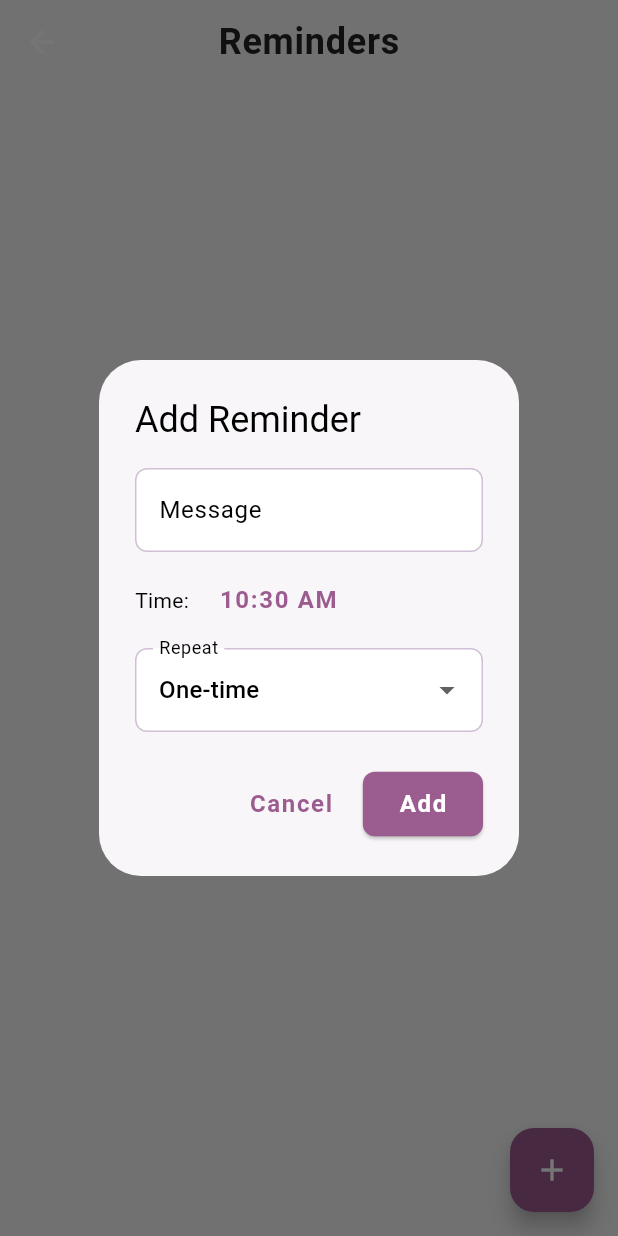
After one commit to Cozmorry/StepWise, a Flutter app: the RemindersPage screen opened by its route, after a tap on the "add" icon, on a phone screen of 412 x 824 dp. The commit adds this screen. Run offline on Flutter 3.47's test engine with Material 3 defaults, Android fonts, the light colour scheme and no system bars; our stand-ins replace cloud_firestore, confetti, firebase_auth, firebase_core, firebase_messaging, fl_chart and 11 more; accounts and stored records are empty.

Commit message:
added reminders

```diff
--- a/stepwise/lib/main.dart
+++ b/stepwise/lib/main.dart
@@ -14,14 +14,14 @@ import 'package:shared_preferences/shared_preferences.dart';
 import 'package:hive_flutter/hive_flutter.dart';
 import 'models/activity_record.dart';
 import 'models/user_profile.dart';
-import 'screens/notifications_page.dart';
 import 'screens/activity_log_page.dart';
-import 'screens/notifications_page.dart'; // Import NotificationItemAdapter
-import 'package:cloud_firestore/cloud_firestore.dart';
+// Import NotificationItemAdapter
 import 'package:firebase_messaging/firebase_messaging.dart';
 import 'screens/leaderboard_page.dart';
 import 'package:flutter_local_notifications/flutter_local_notifications.dart';
 import 'screens/badges_page.dart';
+import 'screens/reminders_page.dart';
+import 'models/reminder.dart';
 
 void main() async {
   WidgetsFlutterBinding.ensureInitialized();
@@ -29,9 +29,11 @@ void main() async {
   Hive.registerAdapter(ActivityRecordAdapter());
   Hive.registerAdapter(UserProfileAdapter());
   Hive.registerAdapter(NotificationItemAdapter()); // Register NotificationItem adapter
+  Hive.registerAdapter(ReminderAdapter());
   await Hive.openBox<ActivityRecord>('activity_log');
   await Hive.openBox<UserProfile>('user_profiles');
   await Hive.openBox<NotificationItem>('notifications'); // Open notifications box
+  await Hive.openBox<Reminder>('reminders');
   await Firebase.initializeApp();
   final prefs = await SharedPreferences.getInstance();
   await NotificationHelper.initialize();
@@ -151,6 +153,7 @@ class StepWiseApp extends StatelessWidget {
         '/activity-log': (context) => const ActivityLogPage(),
         '/leaderboard': (context) => const LeaderboardPage(),
         '/badges': (context) => const BadgesPage(),
+        '/reminders': (context) => const RemindersPage(),
       },
       onGenerateRoute: (settings) {
         if (settings.name == '/edit-profile') {
--- /dev/null
+++ b/stepwise/lib/models/reminder.dart
@@ -0,0 +1,29 @@
+import 'package:hive/hive.dart';
+
+part 'reminder.g.dart';
+
+@HiveType(typeId: 4)
+class Reminder extends HiveObject {
+  @HiveField(0)
+  String id;
+
+  @HiveField(1)
+  DateTime time;
+
+  @HiveField(2)
+  String message;
+
+  @HiveField(3)
+  String repeat; // 'none', 'daily', 'weekly'
+
+  @HiveField(4)
+  int notificationId;
+
+  Reminder({
+    required this.id,
+    required this.time,
+    required this.message,
+    this.repeat = 'none',
+    required this.notificationId,
+  });
+}
--- a/stepwise/lib/screens/edit_profile_page.dart
+++ b/stepwise/lib/screens/edit_profile_page.dart
@@ -7,7 +7,6 @@ import '../models/user_profile.dart';
 import '../theme/app_colors.dart';
 import '../theme/app_text_styles.dart';
 import 'package:cloud_firestore/cloud_firestore.dart';
-import 'package:firebase_storage/firebase_storage.dart';
 
 class EditProfilePage extends StatefulWidget {
   final UserProfile userProfile;
--- a/stepwise/lib/screens/notifications_page.dart
+++ b/stepwise/lib/screens/notifications_page.dart
@@ -297,7 +297,7 @@ class NotificationHelper {
     tz.initializeTimeZones();
     const AndroidInitializationSettings initializationSettingsAndroid =
         AndroidInitializationSettings('@mipmap/ic_launcher');
-    final InitializationSettings initializationSettings = InitializationSettings(
+    const InitializationSettings initializationSettings = InitializationSettings(
       android: initializationSettingsAndroid,
     );
     await _notificationsPlugin.initialize(initializationSettings);
@@ -376,4 +376,38 @@ class NotificationHelper {
       ),
     );
   }
+
+  static Future<void> scheduleReminder({
+    required int id,
+    required String title,
+    required String body,
+    required DateTime dateTime,
+    String repeat = 'none', // 'none', 'daily', 'weekly'
+  }) async {
+    if (!await _notificationsEnabled()) return;
+    final tz.TZDateTime scheduledDate = tz.TZDateTime.from(dateTime, tz.local);
+    DateTimeComponents? matchComponents;
+    if (repeat == 'daily') matchComponents = DateTimeComponents.time;
+    if (repeat == 'weekly') matchComponents = DateTimeComponents.dayOfWeekAndTime;
+    await _notificationsPlugin.zonedSchedule(
+      id,
+      title,
+      body,
+      scheduledDate,
+      const NotificationDetails(
+        android: AndroidNotificationDetails(
+          'reminder_channel',
+          'Daily Reminders',
+          channelDescription: 'Daily reminder to check your steps',
+          importance: Importance.max,
+          priority: Priority.high,
+        ),
+      ),
+      androidAllowWhileIdle: true,
+      uiLocalNotificationDateInterpretation: UILocalNotificationDateInterpretation.absoluteTime,
+      matchDateTimeComponents: matchComponents,
+    );
+  }
+
+  static FlutterLocalNotificationsPlugin get notificationsPlugin => _notificationsPlugin;
 }
--- a/stepwise/lib/screens/profile_onboarding_page.dart
+++ b/stepwise/lib/screens/profile_onboarding_page.dart
@@ -5,7 +5,6 @@ import '../models/user_profile.dart';
 import '../theme/app_colors.dart';
 import '../theme/app_text_styles.dart';
 import 'package:cloud_firestore/cloud_firestore.dart';
-import 'package:firebase_storage/firebase_storage.dart';
 import 'package:image_picker/image_picker.dart';
 import 'dart:io';
 
--- /dev/null
+++ b/stepwise/lib/screens/reminders_page.dart
@@ -0,0 +1,281 @@
+import 'package:flutter/material.dart';
+import 'package:hive/hive.dart';
+import 'package:uuid/uuid.dart';
+import '../models/reminder.dart';
+import '../theme/app_colors.dart';
+import '../theme/app_text_styles.dart';
+import 'notifications_page.dart';
+
+class RemindersPage extends StatefulWidget {
+  const RemindersPage({Key? key}) : super(key: key);
+
+  @override
+  State<RemindersPage> createState() => _RemindersPageState();
+}
+
+class _RemindersPageState extends State<RemindersPage> {
+  late Box<Reminder> _reminderBox;
+
+  @override
+  void initState() {
+    super.initState();
+    _reminderBox = Hive.box<Reminder>('reminders');
+  }
+
+  void _addReminderDialog() async {
+    TimeOfDay? selectedTime = TimeOfDay.now();
+    final messageController = TextEditingController();
+    String repeat = 'none';
+    await showDialog(
+      context: context,
+      builder: (context) {
+        return AlertDialog(
+          title: const Text('Add Reminder'),
+          content: Column(
+            mainAxisSize: MainAxisSize.min,
+            children: [
+              TextField(
+                controller: messageController,
+                decoration: const InputDecoration(labelText: 'Message'),
+              ),
+              const SizedBox(height: 8),
+              Row(
+                children: [
+                  const Text('Time:'),
+                  const SizedBox(width: 8),
+                  TextButton(
+                    onPressed: () async {
+                      final picked = await showTimePicker(
+                        context: context,
+                        initialTime: selectedTime!,
+                      );
+                      if (picked != null) {
+                        setState(() {
+                          selectedTime = picked;
+                        });
+                      }
+                    },
+                    child: Text(selectedTime!.format(context)),
+                  ),
+                ],
+              ),
+              const SizedBox(height: 8),
+              DropdownButtonFormField<String>(
+                value: repeat,
+                items: const [
+                  DropdownMenuItem(value: 'none', child: Text('One-time')),
+                  DropdownMenuItem(value: 'daily', child: Text('Daily')),
+                  DropdownMenuItem(value: 'weekly', child: Text('Weekly')),
+                ],
+                onChanged: (val) {
+                  if (val != null) repeat = val;
+                },
+                decoration: const InputDecoration(labelText: 'Repeat'),
+              ),
+            ],
+          ),
+          actions: [
+            TextButton(
+              onPressed: () => Navigator.pop(context),
+              child: const Text('Cancel'),
+            ),
+            ElevatedButton(
+              onPressed: () async {
+                if (messageController.text.trim().isEmpty || selectedTime == null) return;
+                final now = DateTime.now();
+                var reminderTime = DateTime(now.year, now.month, now.day, selectedTime!.hour, selectedTime!.minute);
+                if (reminderTime.isBefore(now)) {
+                  if (repeat == 'weekly') {
+                    reminderTime = reminderTime.add(const Duration(days: 7));
+                  } else {
+                    reminderTime = reminderTime.add(const Duration(days: 1));
+                  }
+                }
+                final notificationId = DateTime.now().millisecondsSinceEpoch.remainder(100000);
+                final reminder = Reminder(
+                  id: const Uuid().v4(),
+                  time: reminderTime,
+                  message: messageController.text.trim(),
+                  repeat: repeat,
+                  notificationId: notificationId,
+                );
+                await _reminderBox.add(reminder);
+                await NotificationHelper.scheduleReminder(
+                  id: notificationId,
+                  title: 'StepWise Reminder',
+                  body: reminder.message,
+                  dateTime: reminder.time,
+                  repeat: reminder.repeat,
+                );
+                if (mounted) setState(() {});
+                Navigator.pop(context);
+              },
+              child: const Text('Add'),
+            ),
+          ],
+        );
+      },
+    );
+  }
+
+  void _deleteReminder(int index) async {
+    final reminder = _reminderBox.getAt(index);
+    if (reminder != null) {
+      await NotificationHelper.notificationsPlugin.cancel(reminder.notificationId);
+    }
+    await _reminderBox.deleteAt(index);
+    if (mounted) setState(() {});
+  }
+
+  void _editReminderDialog(Reminder reminder, int index) async {
+    TimeOfDay selectedTime = TimeOfDay.fromDateTime(reminder.time);
+    final messageController = TextEditingController(text: reminder.message);
+    String repeat = reminder.repeat;
+    await showDialog(
+      context: context,
+      builder: (context) {
+        return AlertDialog(
+          title: const Text('Edit Reminder'),
+          content: Column(
+            mainAxisSize: MainAxisSize.min,
+            children: [
+              TextField(
+                controller: messageController,
+                decoration: const InputDecoration(labelText: 'Message'),
+              ),
+              const SizedBox(height: 8),
+              Row(
+                children: [
+                  const Text('Time:'),
+                  const SizedBox(width: 8),
+                  TextButton(
+                    onPressed: () async {
+                      final picked = await showTimePicker(
+                        context: context,
+                        initialTime: selectedTime,
+                      );
+                      if (picked != null) {
+                        setState(() {
+                          selectedTime = picked;
+                        });
+                      }
+                    },
+                    child: Text(selectedTime.format(context)),
+                  ),
+                ],
+              ),
+              const SizedBox(height: 8),
+              DropdownButtonFormField<String>(
+                value: repeat,
+                items: const [
+                  DropdownMenuItem(value: 'none', child: Text('One-time')),
+                  DropdownMenuItem(value: 'daily', child: Text('Daily')),
+                  DropdownMenuItem(value: 'weekly', child: Text('Weekly')),
+                ],
+                onChanged: (val) {
+                  if (val != null) repeat = val;
+                },
+                decoration: const InputDecoration(labelText: 'Repeat'),
+              ),
+            ],
+          ),
+          actions: [
+            TextButton(
+              onPressed: () => Navigator.pop(context),
+              child: const Text('Cancel'),
+            ),
+            ElevatedButton(
+              onPressed: () async {
+                if (messageController.text.trim().isEmpty || selectedTime == null) return;
+                final now = DateTime.now();
+                var newTime = DateTime(now.year, now.month, now.day, selectedTime.hour, selectedTime.minute);
+                if (newTime.isBefore(now)) {
+                  if (repeat == 'weekly') {
+                    newTime = newTime.add(const Duration(days: 7));
+                  } else {
+                    newTime = newTime.add(const Duration(days: 1));
+                  }
+                }
+                await NotificationHelper.notificationsPlugin.cancel(reminder.notificationId);
+                final updatedReminder = Reminder(
+                  id: reminder.id,
+                  time: newTime,
+                  message: messageController.text.trim(),
+                  repeat: repeat,
+                  notificationId: reminder.notificationId,
+                );
+                await _reminderBox.putAt(index, updatedReminder);
+                await NotificationHelper.scheduleReminder(
+                  id: updatedReminder.notificationId,
+                  title: 'StepWise Reminder',
+                  body: updatedReminder.message,
+                  dateTime: updatedReminder.time,
+                  repeat: updatedReminder.repeat,
+                );
+                if (mounted) setState(() {});
+                Navigator.pop(context);
+              },
+              child: const Text('Save'),
+            ),
+          ],
+        );
+      },
+    );
+  }
+
+  @override
+  Widget build(BuildContext context) {
+    final brightness = Theme.of(context).brightness;
+    final reminders = _reminderBox.values.toList();
+    return Scaffold(
+      backgroundColor: AppColors.getBackground(brightness),
+      appBar: AppBar(
+        backgroundColor: AppColors.getBackground(brightness),
+        elevation: 0,
+        title: Text('Reminders', style: AppTextStyles.title(brightness)),
+        centerTitle: true,
+      ),
+      body: reminders.isEmpty
+          ? const Center(child: Text('No reminders yet.'))
+          : ListView.builder(
+              itemCount: reminders.length,
+              itemBuilder: (context, index) {
+                final reminder = reminders[index];
+                return Dismissible(
+                  key: Key(reminder.id),
+                  direction: DismissDirection.endToStart,
+                  background: Container(
+                    color: Colors.red,
+                    alignment: Alignment.centerRight,
+                    padding: const EdgeInsets.symmetric(horizontal: 24),
+                    child: const Icon(Icons.delete, color: Colors.white),
+                  ),
+                  onDismissed: (_) => _deleteReminder(index),
+                  child: GestureDetector(
+                    behavior: HitTestBehavior.opaque,
+                    onTap: () => _editReminderDialog(reminder, index),
+                    child: Card(
+                      color: AppColors.getSecondary(brightness),
+                      child: ListTile(
+                        leading: const Icon(Icons.alarm),
+                        title: Text(reminder.message),
+                        subtitle: Text(
+                          '${TimeOfDay.fromDateTime(reminder.time).format(context)} • ${reminder.repeat == 'none' ? 'One-time' : reminder.repeat.capitalize()} Reminder',
+                        ),
+                      ),
+                    ),
+                  ),
+                );
+              },
+            ),
+      floatingActionButton: FloatingActionButton(
+        onPressed: _addReminderDialog,
+        child: const Icon(Icons.add),
+      ),
+    );
+  }
+}
+
+extension StringCasingExtension on String {
+  String capitalize() => isEmpty ? this : '${this[0].toUpperCase()}${substring(1)}';
+}
--- a/stepwise/pubspec.yaml
+++ b/stepwise/pubspec.yaml
@@ -48,6 +48,7 @@ dependencies:
   firebase_storage: ^11.0.0
   font_awesome_flutter: ^10.7.0
   firebase_messaging: ^14.0.0
+  uuid: ^3.0.7
 
 dev_dependencies:
   flutter_test:
```
Also changed, not shown: stepwise/lib/screens/dashboard_page.dart (+35 -5 lines), stepwise/flutter_01.png (deleted), stepwise/lib/models/reminder.g.dart (added), stepwise/pubspec.lock.
